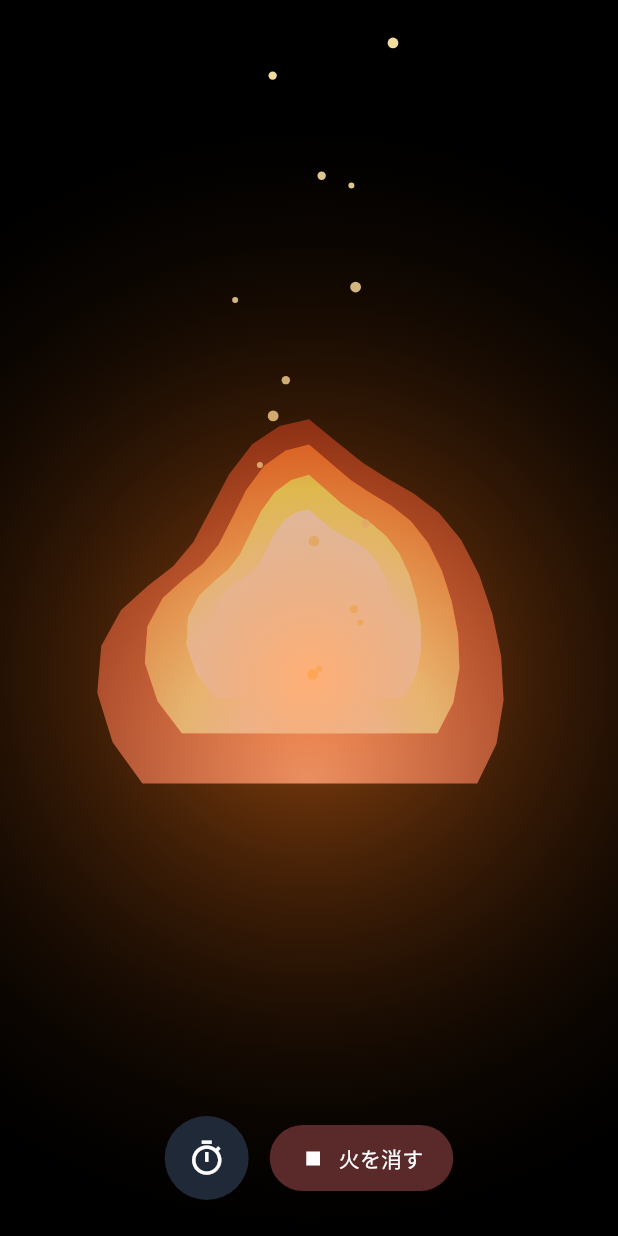
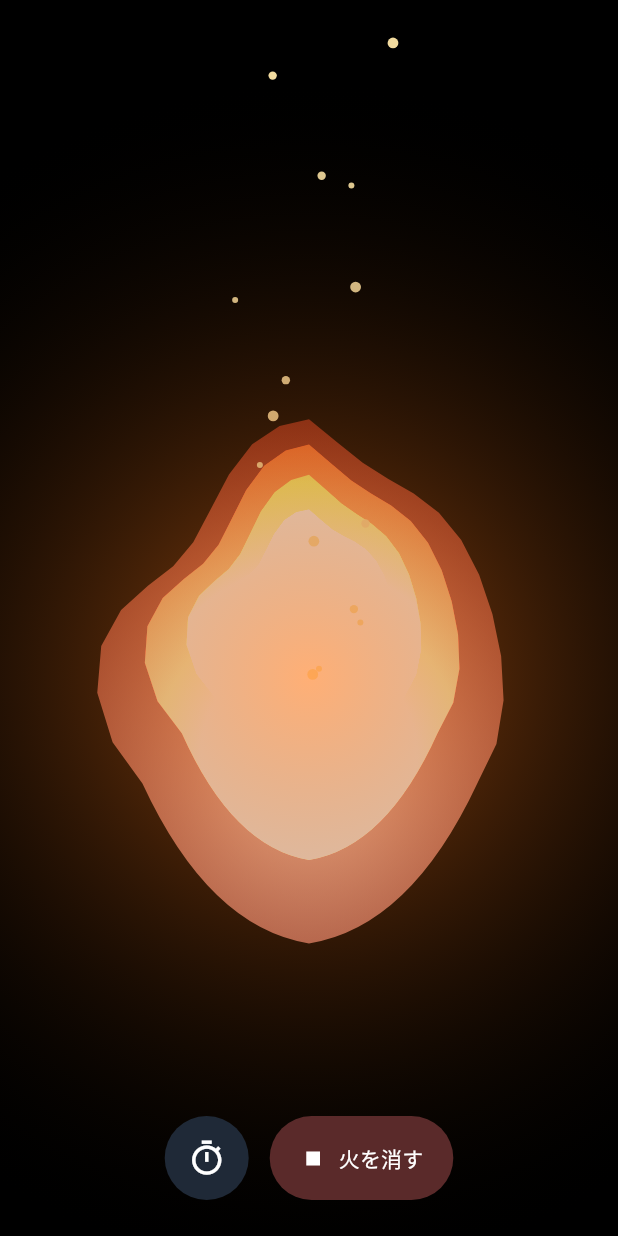
Before and after one commit to ys980323/bonfire, a Flutter app: the screen it shows after launch, after a tap on "火をつける", on a phone screen of 412 x 824 dp. Run offline on Flutter 3.47's test engine with Material 3 defaults, Android fonts, the phone set to English and light mode, and no system bars; our stand-ins replace audioplayers, wakelock_plus.

Commit message:
キャンプファイヤー画面のタイマー設定ボタンにシートを閉じる処理を追加し、UIの再描画を行うように修正。キャンプファイヤーの描画コードを改善し、ホットコアの発光効果を追加。ボタンのパディングを調整し、色を変更。

```diff
--- a/lib/main.dart
+++ b/lib/main.dart
@@ -321,26 +321,37 @@ class _CampfireScreenState extends State<CampfireScreen>
               children: [
                 _SheetButton(
                   label: '5分',
-                  onTap: () => _startTimer(const Duration(minutes: 5)),
+                  onTap: () {
+                    Navigator.of(bctx).pop();
+                    _startTimer(const Duration(minutes: 5));
+                  },
                 ),
                 _SheetButton(
                   label: '10分',
-                  onTap: () => _startTimer(const Duration(minutes: 10)),
+                  onTap: () {
+                    Navigator.of(bctx).pop();
+                    _startTimer(const Duration(minutes: 10));
+                  },
                 ),
                 _SheetButton(
                   label: '15分',
-                  onTap: () => _startTimer(const Duration(minutes: 15)),
+                  onTap: () {
+                    Navigator.of(bctx).pop();
+                    _startTimer(const Duration(minutes: 15));
+                  },
                 ),
                 _SheetButton(
                   label: '任意',
                   onTap: () async {
-                    final d = await _pickCustomDuration(bctx);
+                    Navigator.of(bctx).pop();
+                    // シートを閉じてから任意入力を表示
+                    await Future.delayed(const Duration(milliseconds: 50));
+                    final d = await _pickCustomDuration(context);
                     if (d != null && d > Duration.zero) {
                       _startTimer(d);
                     }
                   },
                 ),
-                _SheetButton(label: '無制限', onTap: _startUnlimited),
                 _SheetButton(
                   label: '閉じる',
                   onTap: () => Navigator.of(bctx).pop(),
@@ -351,6 +362,9 @@ class _CampfireScreenState extends State<CampfireScreen>
         );
       },
     );
+    if (!mounted) return;
+    // 念のためUIを再描画（ボトムシート閉鎖後にコントロールが確実に再表示されるように）
+    setState(() {});
   }
 }
 
@@ -402,6 +416,8 @@ class _CampfirePainter extends CustomPainter {
     }) {
       final path = Path();
       final segments = 24;
+      double? sx, sy; // 始点（左端）
+      double? ex, ey; // 終点（右端）
       for (int i = 0; i <= segments; i++) {
         final angle = (i / segments) * math.pi; // 半円
         final n = flicker(i * 0.37, noiseScale) * factor;
@@ -413,13 +429,32 @@ class _CampfirePainter extends CustomPainter {
         final y = center.dy - yOffset - math.sin(angle) * (radius * 1.6);
         if (i == 0) {
           path.moveTo(x, y);
+          sx = x;
+          sy = y;
         } else {
           path.lineTo(x, y);
         }
+        if (i == segments) {
+          ex = x;
+          ey = y;
+        }
       }
-      path.close();
-      final innerBase = Color.lerp(Colors.white, color, 0.35)!;
-      final innerOpacity = (0.85 * factor + 0.25).clamp(0.0, 1.0);
+      // 下辺を2段のベジェでスムーズに丸める
+      final midBottom = center.translate(0, (baseRadius * 0.65) - yOffset);
+      if (sx != null && sy != null && ex != null && ey != null) {
+        // 右端→中央（コントロールは右端と中央の間を深めに）
+        final c1x = ex + (midBottom.dx - ex) * 0.4;
+        final c1y = ey + (midBottom.dy - ey) * 0.9;
+        path.quadraticBezierTo(c1x, c1y, midBottom.dx, midBottom.dy);
+        // 中央→左端（コントロールは左端へ向けて対称配置）
+        final c2x = sx + (midBottom.dx - sx) * 0.4;
+        final c2y = sy + (midBottom.dy - sy) * 0.9;
+        path.quadraticBezierTo(c2x, c2y, sx, sy);
+      } else {
+        path.close();
+      }
+      final innerBase = Color.lerp(Colors.white, color, 0.2)!;
+      final innerOpacity = (0.9 * factor + 0.35).clamp(0.0, 1.0);
       final outerOpacity = (0.35 * factor + 0.15).clamp(0.0, 1.0);
       final inner = innerBase.withOpacity(innerOpacity);
       final outer = color.withOpacity(outerOpacity);
@@ -467,6 +502,23 @@ class _CampfirePainter extends CustomPainter {
       noiseScale: 5,
       squeeze: 1.2,
     );
+
+    // 中心のホットコア（白く強い発光）
+    final coreCenter = center.translate(0, -38);
+    final coreRadius = 28 * (0.8 + 0.2 * factor);
+    final corePaint =
+        Paint()
+          ..shader = RadialGradient(
+            colors: [
+              Colors.white.withOpacity(0.95 * factor),
+              Colors.white.withOpacity(0.0),
+            ],
+            stops: const [0.0, 1.0],
+          ).createShader(
+            Rect.fromCircle(center: coreCenter, radius: coreRadius),
+          )
+          ..blendMode = BlendMode.plus;
+    canvas.drawCircle(coreCenter, coreRadius, corePaint);
 
     // 火の粉
     final spark =
@@ -614,9 +666,11 @@ class _FireToggleButton extends StatelessWidget {
       label: Text(isOn ? '火を消す' : '火をつける'),
       style: ElevatedButton.styleFrom(
         backgroundColor:
-            isOn ? const Color(0xFF5A2A2A) : const Color(0xFF1E3A1A),
+            isOn
+                ? const Color(0xFF5A2A2A)
+                : const Color.fromARGB(255, 58, 35, 26),
         foregroundColor: Colors.white,
-        padding: const EdgeInsets.symmetric(horizontal: 20, vertical: 12),
+        padding: const EdgeInsets.symmetric(horizontal: 20, vertical: 18),
       ),
     );
   }
@@ -630,10 +684,7 @@ class _SheetButton extends StatelessWidget {
   @override
   Widget build(BuildContext context) {
     return ElevatedButton(
-      onPressed: () {
-        Navigator.of(context).pop();
-        onTap();
-      },
+      onPressed: onTap,
       style: ElevatedButton.styleFrom(
         backgroundColor: const Color(0xFF111827),
         foregroundColor: Colors.white,
```
